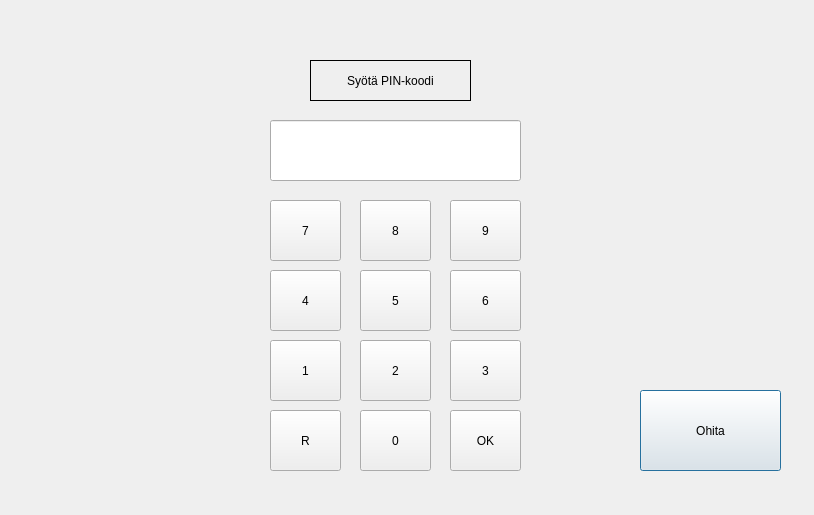
First picture: the form in bankautomat/consolepassword.ui, repository tvt21kmo-bank-project/group_5, before the edit.
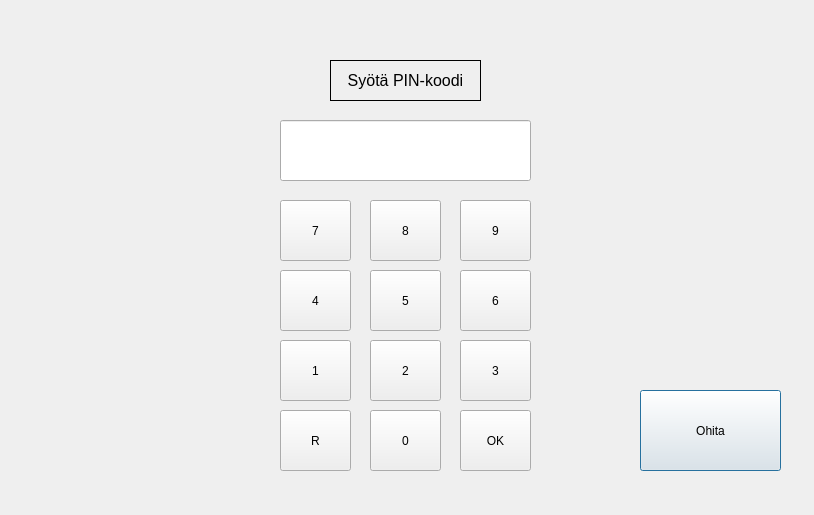
Second picture: the form after the edit.

Diff of the .ui file:
```diff
--- a/bankautomat/consolepassword.ui
+++ b/bankautomat/consolepassword.ui
@@ -29,7 +29,7 @@
   <widget class="QPushButton" name="btnOne">
    <property name="geometry">
     <rect>
-     <x>270</x>
+     <x>280</x>
      <y>340</y>
      <width>71</width>
      <height>61</height>
@@ -42,7 +42,7 @@
   <widget class="QPushButton" name="btnReset">
    <property name="geometry">
     <rect>
-     <x>270</x>
+     <x>280</x>
      <y>410</y>
      <width>71</width>
      <height>61</height>
@@ -55,7 +55,7 @@
   <widget class="QPushButton" name="btnFive">
    <property name="geometry">
     <rect>
-     <x>360</x>
+     <x>370</x>
      <y>270</y>
      <width>71</width>
      <height>61</height>
@@ -68,7 +68,7 @@
   <widget class="QPushButton" name="btnEight">
    <property name="geometry">
     <rect>
-     <x>360</x>
+     <x>370</x>
      <y>200</y>
      <width>71</width>
      <height>61</height>
@@ -81,7 +81,7 @@
   <widget class="QPushButton" name="btnThree">
    <property name="geometry">
     <rect>
-     <x>450</x>
+     <x>460</x>
      <y>340</y>
      <width>71</width>
      <height>61</height>
@@ -94,7 +94,7 @@
   <widget class="QLineEdit" name="lineEditPIN">
    <property name="geometry">
     <rect>
-     <x>270</x>
+     <x>280</x>
      <y>120</y>
      <width>251</width>
      <height>61</height>
@@ -110,7 +110,7 @@
   <widget class="QPushButton" name="btnSix">
    <property name="geometry">
     <rect>
-     <x>450</x>
+     <x>460</x>
      <y>270</y>
      <width>71</width>
      <height>61</height>
@@ -123,7 +123,7 @@
   <widget class="QPushButton" name="btnTwo">
    <property name="geometry">
     <rect>
-     <x>360</x>
+     <x>370</x>
      <y>340</y>
      <width>71</width>
      <height>61</height>
@@ -136,7 +136,7 @@
   <widget class="QPushButton" name="btnOK">
    <property name="geometry">
     <rect>
-     <x>450</x>
+     <x>460</x>
      <y>410</y>
      <width>71</width>
      <height>61</height>
@@ -149,7 +149,7 @@
   <widget class="QPushButton" name="btnNine">
    <property name="geometry">
     <rect>
-     <x>450</x>
+     <x>460</x>
      <y>200</y>
      <width>71</width>
      <height>61</height>
@@ -162,7 +162,7 @@
   <widget class="QPushButton" name="btnSeven">
    <property name="geometry">
     <rect>
-     <x>270</x>
+     <x>280</x>
      <y>200</y>
      <width>71</width>
      <height>61</height>
@@ -175,12 +175,17 @@
   <widget class="QLabel" name="labelPIN">
    <property name="geometry">
     <rect>
-     <x>310</x>
+     <x>330</x>
      <y>60</y>
-     <width>161</width>
+     <width>151</width>
      <height>41</height>
     </rect>
    </property>
+   <property name="font">
+    <font>
+     <pointsize>12</pointsize>
+    </font>
+   </property>
    <property name="frameShape">
     <enum>QFrame::Panel</enum>
    </property>
@@ -194,7 +199,7 @@
   <widget class="QPushButton" name="btnZero">
    <property name="geometry">
     <rect>
-     <x>360</x>
+     <x>370</x>
      <y>410</y>
      <width>71</width>
      <height>61</height>
@@ -207,7 +212,7 @@
   <widget class="QPushButton" name="btnFour">
    <property name="geometry">
     <rect>
-     <x>270</x>
+     <x>280</x>
      <y>270</y>
      <width>71</width>
      <height>61</height>
```
